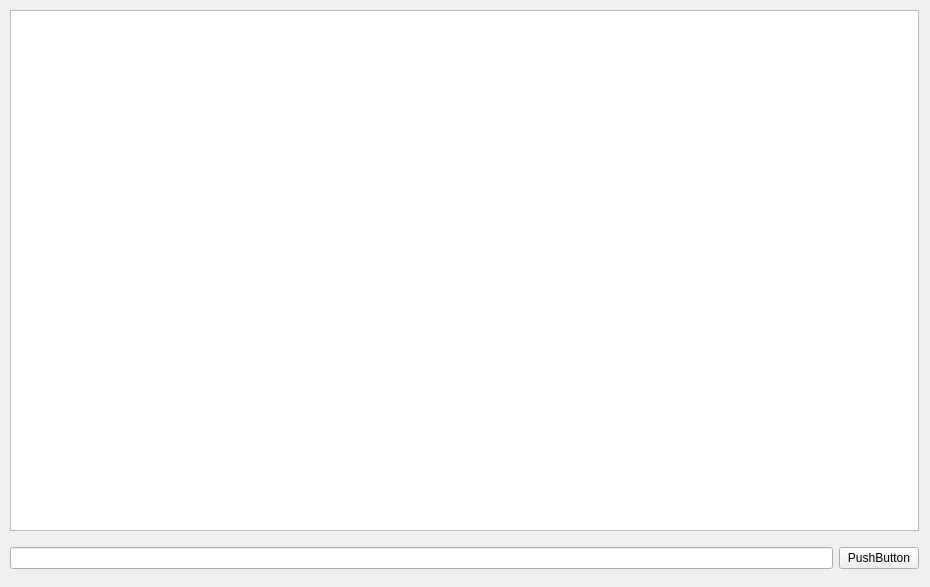
Above: src/plugins/woodpecker/twitterpage.ui from 0xd34df00d/leechcraft before the change. Below: the same form after it.
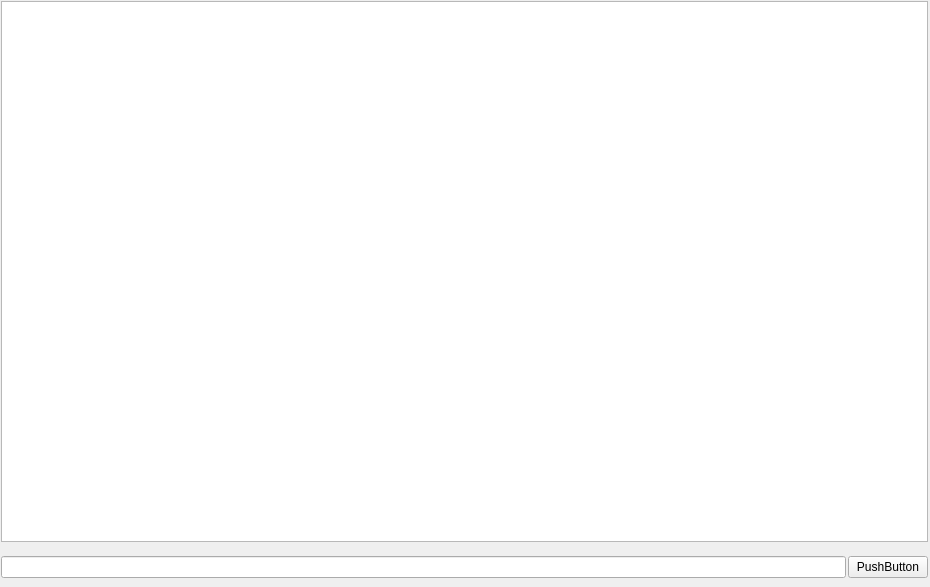
That is the form after the change.

Patch:
```diff
--- a/src/plugins/woodpecker/twitterpage.ui
+++ b/src/plugins/woodpecker/twitterpage.ui
@@ -32,30 +32,54 @@
      </rect>
     </property>
     <layout class="QVBoxLayout" name="verticalLayout">
+     <property name="spacing">
+      <number>4</number>
+     </property>
      <property name="sizeConstraint">
       <enum>QLayout::SetMaximumSize</enum>
      </property>
+     <property name="margin">
+      <number>2</number>
+     </property>
      <item>
       <widget class="QListWidget" name="TwitList_">
+       <property name="horizontalScrollBarPolicy">
+        <enum>Qt::ScrollBarAlwaysOff</enum>
+       </property>
        <property name="autoScroll">
         <bool>false</bool>
        </property>
        <property name="iconSize">
         <size>
-         <width>0</width>
+         <width>36</width>
          <height>36</height>
         </size>
        </property>
+       <property name="spacing">
+        <number>4</number>
+       </property>
        <property name="gridSize">
         <size>
          <width>0</width>
          <height>40</height>
         </size>
        </property>
+       <property name="viewMode">
+        <enum>QListView::ListMode</enum>
+       </property>
+       <property name="selectionRectVisible">
+        <bool>true</bool>
+       </property>
       </widget>
      </item>
      <item>
       <layout class="QHBoxLayout" name="horizontalLayout">
+       <property name="spacing">
+        <number>2</number>
+       </property>
+       <property name="sizeConstraint">
+        <enum>QLayout::SetMaximumSize</enum>
+       </property>
        <property name="topMargin">
         <number>10</number>
        </property>
```
